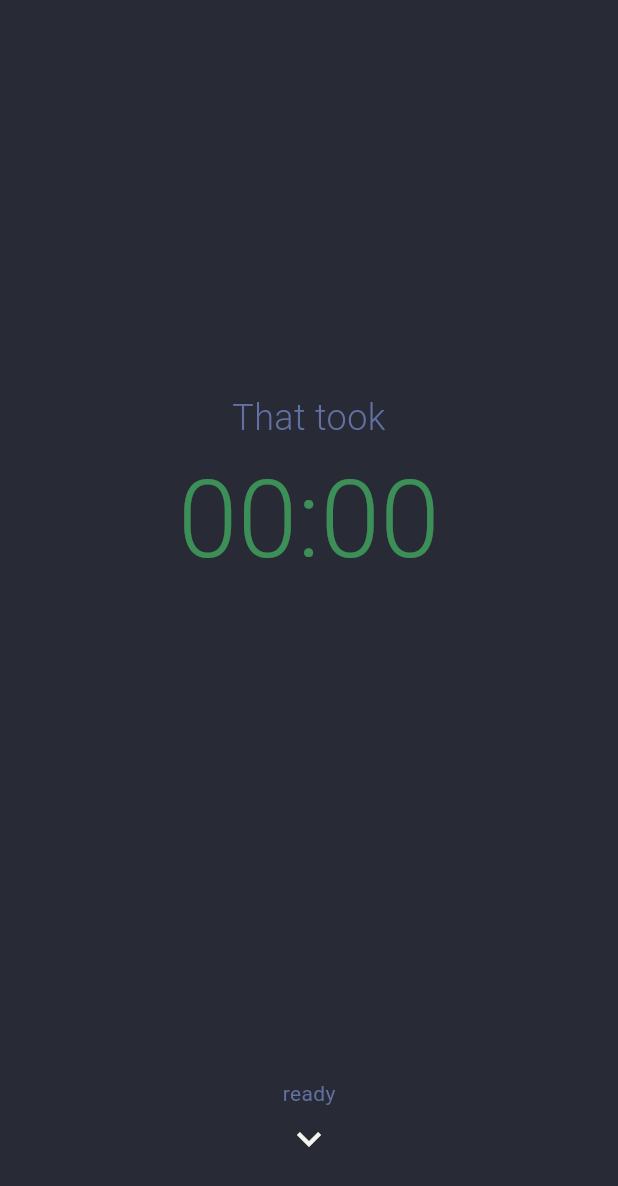
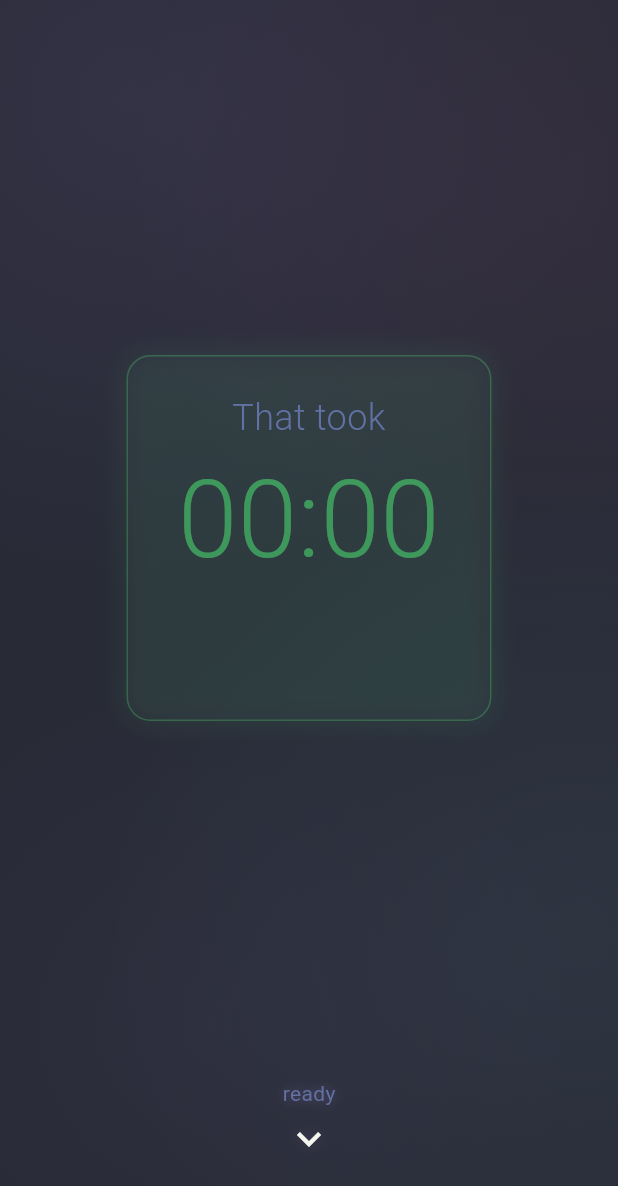
Before and after one commit to vocino/chunk, a Flutter app: the screen it shows after launch, scrolled down 1728 dp, on a phone screen of 412 x 824 dp. Shown: the top 1186 px of the screen. Run offline on Flutter 3.47's test engine with Material 3 defaults, Android fonts, the phone set to English and light mode, and no system bars; our stand-ins replace audioplayers; missing offline and left inert: dart:js_interop.

Commit message:
Add ambient visual depth with floating orbs and translucent surfaces
Introduces a living, breathing atmosphere across the app: slow-drifting
radial-gradient orbs behind all screens, translucent glass containers on
completion and break cards, translucent interactive button style, and
subtle glow shadows on the advance arrow.

Co-Authored-By: Claude Opus 4.6 <noreply@anthropic.com>

```diff
--- a/lib/screens/session_screen.dart
+++ b/lib/screens/session_screen.dart
@@ -8,7 +8,9 @@ import '../services/activity_service.dart';
 import '../services/sound_service.dart';
 import '../theme/app_theme.dart';
 import '../widgets/advance_arrow.dart';
+import '../widgets/ambient_background.dart';
 import '../widgets/breathing_circle.dart';
+import '../widgets/glass_container.dart';
 
 class SessionScreen extends StatefulWidget {
   const SessionScreen({super.key});
@@ -115,8 +117,12 @@ class _SessionScreenState extends State<SessionScreen> {
   Widget build(BuildContext context) {
     return Scaffold(
       backgroundColor: AppTheme.background,
-      body: Container(
-        color: AppTheme.background,
+      body: Stack(
+        children: [
+          const RepaintBoundary(
+            child: AmbientBackground(),
+          ),
+          RepaintBoundary(
             child: PageView.builder(
               controller: _pageController,
               scrollDirection: Axis.vertical,
@@ -156,6 +162,8 @@ class _SessionScreenState extends State<SessionScreen> {
                 );
               },
             ),
+          ),
+        ],
       ),
     );
   }
@@ -333,11 +341,18 @@ class _CompletionCardState extends State<_CompletionCard>
         child: Column(
           children: [
             const Spacer(),
+            GlassContainer(
+              glowColor: AppTheme.green,
+              fillOpacity: 0.10,
+              child: Column(
+                mainAxisSize: MainAxisSize.min,
+                children: [
                   FadeTransition(
                     opacity: _labelOpacity,
                     child: Text(
                       'That took',
-                style: AppTheme.bodyLarge.copyWith(color: AppTheme.comment),
+                      style:
+                          AppTheme.bodyLarge.copyWith(color: AppTheme.comment),
                       textAlign: TextAlign.center,
                     ),
                   ),
@@ -370,10 +385,13 @@ class _CompletionCardState extends State<_CompletionCard>
                         opacity: _counterOpacity,
                         child: Text(
                           '${widget.questionsUntilBreak} more until break',
-                    style:
-                        AppTheme.bodyLarge.copyWith(color: AppTheme.comment),
+                          style: AppTheme.bodyLarge
+                              .copyWith(color: AppTheme.comment),
                           textAlign: TextAlign.center,
                         ),
+                      ),
+                    ),
+                ],
               ),
             ),
             const Spacer(),
@@ -435,9 +453,16 @@ class _BreakCardState extends State<_BreakCard> {
         child: Column(
           children: [
             const Spacer(),
+            GlassContainer(
+              glowColor: AppTheme.pink,
+              fillOpacity: 0.12,
+              child: Column(
+                mainAxisSize: MainAxisSize.min,
+                children: [
                   Text(
                     'Break time!',
-              style: AppTheme.headingMedium.copyWith(color: AppTheme.pink),
+                    style:
+                        AppTheme.headingMedium.copyWith(color: AppTheme.pink),
                     textAlign: TextAlign.center,
                   ),
                   const SizedBox(height: 48),
@@ -464,6 +489,9 @@ class _BreakCardState extends State<_BreakCard> {
                     style: AppTheme.headingMedium.copyWith(fontSize: 28),
                     textAlign: TextAlign.center,
                   ),
+                ],
+              ),
+            ),
             const Spacer(),
             AdvanceArrow(
               label: 'back to work',
--- a/lib/theme/app_theme.dart
+++ b/lib/theme/app_theme.dart
@@ -38,14 +38,28 @@ class AppTheme {
   );
 
   // Button Style
-  static ButtonStyle primaryButtonStyle = ElevatedButton.styleFrom(
-    backgroundColor: purple,
-    foregroundColor: background,
-    minimumSize: const Size(double.infinity, 72),
-    shape: RoundedRectangleBorder(
-      borderRadius: BorderRadius.circular(16),
-    ),
-    elevation: 0,
+  static final ButtonStyle primaryButtonStyle = ButtonStyle(
+    backgroundColor: WidgetStateProperty.resolveWith((states) {
+      if (states.contains(WidgetState.pressed)) {
+        return purple.withValues(alpha: 0.40);
+      }
+      return purple.withValues(alpha: 0.20);
+    }),
+    foregroundColor: WidgetStateProperty.all(foreground),
+    minimumSize: WidgetStateProperty.all(const Size(double.infinity, 72)),
+    shape: WidgetStateProperty.resolveWith((states) {
+      final borderOpacity =
+          states.contains(WidgetState.pressed) ? 0.6 : 0.35;
+      return RoundedRectangleBorder(
+        borderRadius: BorderRadius.circular(16),
+        side: BorderSide(
+          color: purple.withValues(alpha: borderOpacity),
+          width: 1.0,
+        ),
+      );
+    }),
+    elevation: WidgetStateProperty.all(0),
+    overlayColor: WidgetStateProperty.all(Colors.transparent),
   );
 
   // Theme Data
--- a/lib/widgets/advance_arrow.dart
+++ b/lib/widgets/advance_arrow.dart
@@ -88,17 +88,29 @@ class _AdvanceArrowState extends State<AdvanceArrow>
               children: [
                 Text(
                   widget.label,
-                  style: const TextStyle(
+                  style: TextStyle(
                     fontSize: 14,
                     fontWeight: FontWeight.w400,
                     color: AppTheme.comment,
+                    shadows: [
+                      Shadow(
+                        color: AppTheme.purple.withValues(alpha: 0.3),
+                        blurRadius: 8,
+                      ),
+                    ],
                   ),
                 ),
                 const SizedBox(height: 4),
-                const Icon(
+                Icon(
                   Icons.keyboard_arrow_down,
                   size: 32,
                   color: AppTheme.foreground,
+                  shadows: [
+                    Shadow(
+                      color: AppTheme.purple.withValues(alpha: 0.2),
+                      blurRadius: 12,
+                    ),
+                  ],
                 ),
               ],
             ),
--- /dev/null
+++ b/lib/widgets/ambient_background.dart
@@ -0,0 +1,174 @@
+import 'dart:math';
+import 'package:flutter/material.dart';
+import '../theme/app_theme.dart';
+
+class AmbientBackground extends StatefulWidget {
+  const AmbientBackground({super.key});
+
+  @override
+  State<AmbientBackground> createState() => _AmbientBackgroundState();
+}
+
+class _AmbientBackgroundState extends State<AmbientBackground>
+    with TickerProviderStateMixin {
+  late AnimationController _driftA;
+  late AnimationController _driftB;
+  late Animation<double> _animA;
+  late Animation<double> _animB;
+  late final List<_AmbientOrbConfig> _orbs;
+
+  @override
+  void initState() {
+    super.initState();
+    final rng = Random();
+
+    _orbs = [
+      _AmbientOrbConfig(
+        color: AppTheme.purple,
+        opacity: 0.08,
+        sizeRatio: 0.7 + rng.nextDouble() * 0.2,
+        anchor: const Offset(-0.3, -0.3),
+        driftRadius: 0.08 + rng.nextDouble() * 0.07,
+        driftAngle: rng.nextDouble() * 2 * pi,
+        useControllerA: true,
+      ),
+      _AmbientOrbConfig(
+        color: AppTheme.cyan,
+        opacity: 0.06,
+        sizeRatio: 0.6 + rng.nextDouble() * 0.2,
+        anchor: const Offset(0.3, 0.3),
+        driftRadius: 0.08 + rng.nextDouble() * 0.07,
+        driftAngle: rng.nextDouble() * 2 * pi,
+        useControllerA: false,
+      ),
+      _AmbientOrbConfig(
+        color: AppTheme.pink,
+        opacity: 0.05,
+        sizeRatio: 0.65 + rng.nextDouble() * 0.2,
+        anchor: const Offset(0.3, -0.25),
+        driftRadius: 0.08 + rng.nextDouble() * 0.07,
+        driftAngle: rng.nextDouble() * 2 * pi,
+        useControllerA: true,
+      ),
+      _AmbientOrbConfig(
+        color: AppTheme.purple,
+        opacity: 0.04,
+        sizeRatio: 0.55 + rng.nextDouble() * 0.2,
+        anchor: const Offset(-0.25, 0.3),
+        driftRadius: 0.08 + rng.nextDouble() * 0.07,
+        driftAngle: rng.nextDouble() * 2 * pi,
+        useControllerA: false,
+      ),
+    ];
+
+    _driftA = AnimationController(
+      duration: const Duration(seconds: 25),
+      vsync: this,
+    );
+    _animA = Tween<double>(begin: 0.0, end: 1.0)
+        .chain(CurveTween(curve: Curves.easeInOut))
+        .animate(_driftA);
+
+    _driftB = AnimationController(
+      duration: const Duration(seconds: 31),
+      vsync: this,
+    );
+    _animB = Tween<double>(begin: 0.0, end: 1.0)
+        .chain(CurveTween(curve: Curves.easeInOut))
+        .animate(_driftB);
+
+    _driftA.repeat(reverse: true);
+    _driftB.repeat(reverse: true);
+  }
+
+  @override
+  void dispose() {
+    _driftA.dispose();
+    _driftB.dispose();
+    super.dispose();
+  }
+
+  @override
+  Widget build(BuildContext context) {
+    return AnimatedBuilder(
+      animation: Listenable.merge([_animA, _animB]),
+      builder: (context, child) {
+        return CustomPaint(
+          painter: _AmbientOrbPainter(
+            orbs: _orbs,
+            valueA: _animA.value,
+            valueB: _animB.value,
+          ),
+          size: Size.infinite,
+        );
+      },
+    );
+  }
+}
+
+class _AmbientOrbPainter extends CustomPainter {
+  final List<_AmbientOrbConfig> orbs;
+  final double valueA;
+  final double valueB;
+
+  _AmbientOrbPainter({
+    required this.orbs,
+    required this.valueA,
+    required this.valueB,
+  });
+
+  @override
+  void paint(Canvas canvas, Size size) {
+    canvas.clipRect(Offset.zero & size);
+
+    final diagonal = sqrt(size.width * size.width + size.height * size.height);
+    final centerX = size.width / 2;
+    final centerY = size.height / 2;
+
+    for (final orb in orbs) {
+      final t = orb.useControllerA ? valueA : valueB;
+      final driftX = cos(orb.driftAngle + t * 2 * pi) * orb.driftRadius;
+      final driftY = sin(orb.driftAngle + t * 2 * pi * 0.7) * orb.driftRadius;
+
+      final x = centerX + (orb.anchor.dx + driftX) * size.width;
+      final y = centerY + (orb.anchor.dy + driftY) * size.height;
+      final radius = diagonal * orb.sizeRatio / 2;
+
+      final shader = RadialGradient(
+        colors: [
+          orb.color.withValues(alpha: orb.opacity),
+          orb.color.withValues(alpha: 0.0),
+        ],
+        stops: const [0.0, 1.0],
+      ).createShader(Rect.fromCircle(center: Offset(x, y), radius: radius));
+
+      final paint = Paint()..shader = shader;
+      canvas.drawCircle(Offset(x, y), radius, paint);
+    }
+  }
+
+  @override
+  bool shouldRepaint(_AmbientOrbPainter oldDelegate) {
+    return oldDelegate.valueA != valueA || oldDelegate.valueB != valueB;
+  }
+}
+
+class _AmbientOrbConfig {
+  final Color color;
+  final double opacity;
+  final double sizeRatio;
+  final Offset anchor;
+  final double driftRadius;
+  final double driftAngle;
+  final bool useControllerA;
+
+  const _AmbientOrbConfig({
+    required this.color,
+    required this.opacity,
+    required this.sizeRatio,
+    required this.anchor,
+    required this.driftRadius,
+    required this.driftAngle,
+    required this.useControllerA,
+  });
+}
--- /dev/null
+++ b/lib/widgets/glass_container.dart
@@ -0,0 +1,50 @@
+import 'package:flutter/material.dart';
+import '../theme/app_theme.dart';
+
+class GlassContainer extends StatelessWidget {
+  final Widget child;
+  final Color? glowColor;
+  final double glowOpacity;
+  final double glowSpread;
+  final double fillOpacity;
+  final EdgeInsets padding;
+  final double borderRadius;
+
+  const GlassContainer({
+    super.key,
+    required this.child,
+    this.glowColor,
+    this.glowOpacity = 0.25,
+    this.glowSpread = 1.0,
+    this.fillOpacity = 0.12,
+    this.padding = const EdgeInsets.all(24),
+    this.borderRadius = 16.0,
+  });
+
+  @override
+  Widget build(BuildContext context) {
+    return Container(
+      padding: padding,
+      decoration: BoxDecoration(
+        color: AppTheme.selection.withValues(alpha: fillOpacity),
+        borderRadius: BorderRadius.circular(borderRadius),
+        border: glowColor != null
+            ? Border.all(
+                color: glowColor!.withValues(alpha: glowOpacity),
+                width: 1.0,
+              )
+            : null,
+        boxShadow: glowColor != null
+            ? [
+                BoxShadow(
+                  color: glowColor!.withValues(alpha: 0.08),
+                  blurRadius: glowSpread * 16,
+                  spreadRadius: glowSpread * 2,
+                ),
+              ]
+            : null,
+      ),
+      child: child,
+    );
+  }
+}
```
Lines whose indentation alone changed are shown as unchanged.
